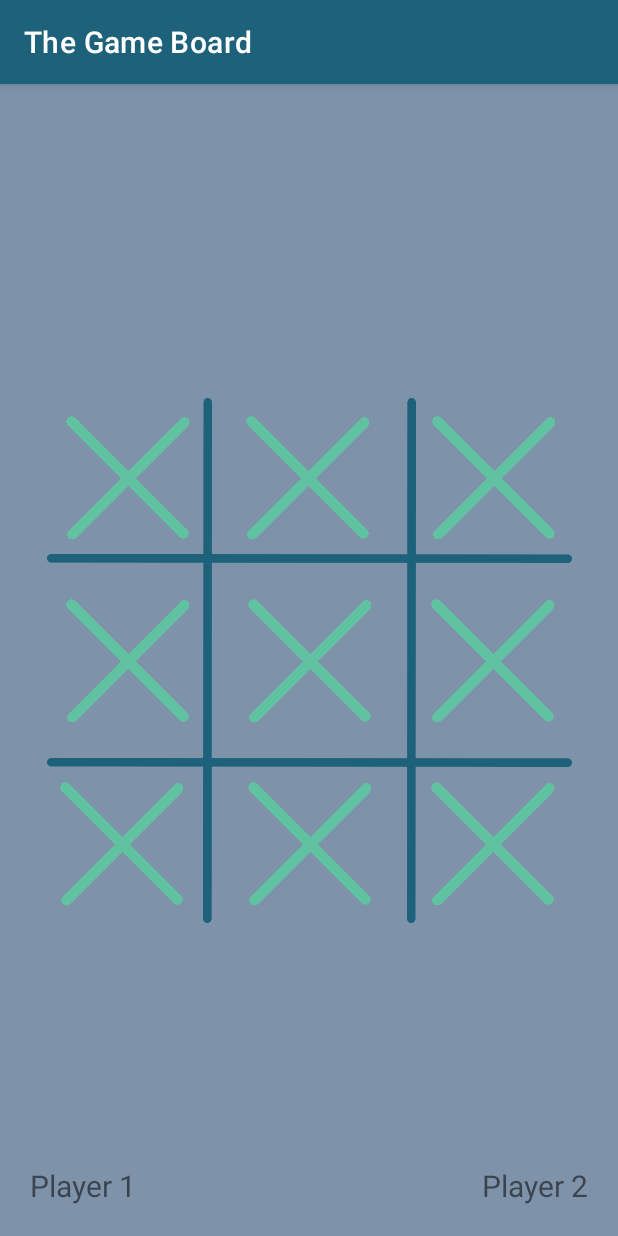
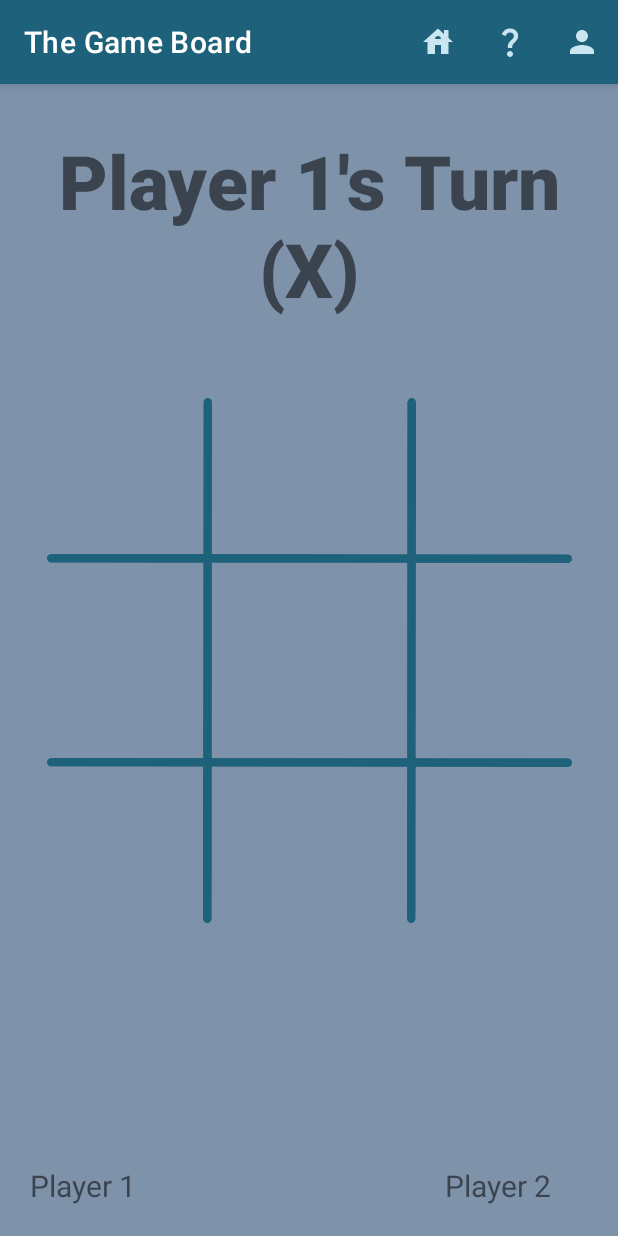
Before and after one commit to Waterfighter1/GamePortal, an Android app: the tictactoe screen opened directly, with no data from a screen before it, on a phone screen of 412 x 824 dp. Run offline under Robolectric (Android 15) with nearby library versions, the phone set to English and light mode, and no system bars.

Commit message:
Working On Menu

```diff
--- a/app/src/main/java/com/zybooks/gameportal/gameselect.java
+++ b/app/src/main/java/com/zybooks/gameportal/gameselect.java
@@ -5,12 +5,18 @@ import androidx.appcompat.app.AppCompatActivity;
 import android.content.Intent;
 import android.content.SharedPreferences;
 import android.os.Bundle;
+import android.view.Menu;
 import android.view.View;
 import android.widget.ImageView;
 import android.widget.TextView;
 import android.widget.Toast;
 
 public class gameselect extends AppCompatActivity {
+    @Override
+    public boolean onCreateOptionsMenu(Menu menu) {
+        getMenuInflater().inflate(R.menu.menu, menu);
+        return true;
+    }
 
     @Override
     protected void onCreate(Bundle savedInstanceState) {
--- a/app/src/main/java/com/zybooks/gameportal/tictactoe.java
+++ b/app/src/main/java/com/zybooks/gameportal/tictactoe.java
@@ -4,10 +4,20 @@ import androidx.appcompat.app.AppCompatActivity;
 
 import android.content.SharedPreferences;
 import android.os.Bundle;
+import android.view.Menu;
+import android.view.View;
+import android.widget.ImageView;
 import android.widget.TextView;
 import android.widget.Toast;
 
 public class tictactoe extends AppCompatActivity {
+
+    @Override
+    public boolean onCreateOptionsMenu(Menu menu) {
+        getMenuInflater().inflate(R.menu.menu, menu);
+        return true;
+    }
+
 
     @Override
     protected void onCreate(Bundle savedInstanceState) {
@@ -17,15 +27,77 @@ public class tictactoe extends AppCompatActivity {
         SharedPreferences pref = getApplicationContext().getSharedPreferences("MyPref", 0); // 0 - for private mode
         SharedPreferences.Editor editor = pref.edit();
 
-
         TextView p1Name = (android.widget.TextView) findViewById(R.id.p1_displayName);
         TextView p2Name = (TextView) findViewById(R.id.p2_displayName);
 
-        String p1 = pref.getString("p1_name", "Player 1"); // Storing string
+        TextView turn = (TextView) findViewById(R.id.turn);
+        turn.setVisibility(View.GONE);
+        turn.setText("x");
+
+        String p1 = pref.getString("p1_name", "Player 1");
         String p2 = pref.getString("p2_name", "Player 2");
+
+        TextView currentTurnDisplay = (TextView) findViewById(R.id.currentTurn);
+        currentTurnDisplay.setText(p1 + getResources().getString(R.string.player_turn) + " (X)");
 
         p1Name.setText(p1);
         p2Name.setText(p2);
 
+        ImageView[] spots = new ImageView[9];
+        int[] spots_id = new int[9];
+
+        spots[0] = (ImageView) findViewById(R.id.spot1);
+        spots[1] = (ImageView) findViewById(R.id.spot2);
+        spots[2] = (ImageView) findViewById(R.id.spot3);
+        spots[3] = (ImageView) findViewById(R.id.spot4);
+        spots[4] = (ImageView) findViewById(R.id.spot5);
+        spots[5] = (ImageView) findViewById(R.id.spot6);
+        spots[6] = (ImageView) findViewById(R.id.spot7);
+        spots[7] = (ImageView) findViewById(R.id.spot8);
+        spots[8] = (ImageView) findViewById(R.id.spot9);
+
+        for (int i = 0; i < spots.length; i++) {
+            ImageView spot = spots[i];
+
+            spots_id[i] = spot.getId();
+
+            pref.edit().remove(String.valueOf(spots_id[i])).commit();
+
+            spot.setImageResource(R.drawable.empty);
+            spot.setOnClickListener(new View.OnClickListener() {
+                @Override
+                public void onClick(View view) {
+
+                    SharedPreferences pref = getApplicationContext().getSharedPreferences("MyPref", 0); // 0 - for private mode
+                    SharedPreferences.Editor editor = pref.edit();
+
+                    if (pref.getString(String.valueOf(view.getId()), null) == null) {
+
+                        if (turn.getText() == "x") {
+                            spot.setImageResource(R.drawable.x);
+                            turn.setText("o");
+                            editor.putString(String.valueOf(view.getId()), "x");
+
+                            String p2 = pref.getString("p2_name", "Player 2");
+
+                            TextView currentTurnDisplay = (TextView) findViewById(R.id.currentTurn);
+                            currentTurnDisplay.setText(p2 + getResources().getString(R.string.player_turn) + " (O)");
+
+                        } else {
+                            spot.setImageResource(R.drawable.o);
+                            turn.setText("x");
+                            editor.putString(String.valueOf(view.getId()), "o");
+
+                            String p1 = pref.getString("p1_name", "Player 1");
+
+                            TextView currentTurnDisplay = (TextView) findViewById(R.id.currentTurn);
+                            currentTurnDisplay.setText(p1 + getResources().getString(R.string.player_turn) + " (X)");
+                        }
+
+                        editor.commit();
+                    }
+                }
+            });
+        }
     }
 }
--- /dev/null
+++ b/app/src/main/res/drawable/baseline_house_24.xml
@@ -0,0 +1,5 @@
+<vector android:height="24dp" android:tint="#CBE6F0"
+    android:viewportHeight="24" android:viewportWidth="24"
+    android:width="24dp" xmlns:android="http://schemas.android.com/apk/res/android">
+    <path android:fillColor="@android:color/white" android:pathData="M19,9.3V4h-3v2.6L12,3L2,12h3v8h5v-6h4v6h5v-8h3L19,9.3zM10,10c0,-1.1 0.9,-2 2,-2s2,0.9 2,2H10z"/>
+</vector>
--- /dev/null
+++ b/app/src/main/res/drawable/baseline_person_24.xml
@@ -0,0 +1,5 @@
+<vector android:height="24dp" android:tint="#CBE6F0"
+    android:viewportHeight="24" android:viewportWidth="24"
+    android:width="24dp" xmlns:android="http://schemas.android.com/apk/res/android">
+    <path android:fillColor="@android:color/white" android:pathData="M12,12c2.21,0 4,-1.79 4,-4s-1.79,-4 -4,-4 -4,1.79 -4,4 1.79,4 4,4zM12,14c-2.67,0 -8,1.34 -8,4v2h16v-2c0,-2.66 -5.33,-4 -8,-4z"/>
+</vector>
--- /dev/null
+++ b/app/src/main/res/drawable/baseline_question_mark_24.xml
@@ -0,0 +1,5 @@
+<vector android:height="24dp" android:tint="#CBE6F0"
+    android:viewportHeight="24" android:viewportWidth="24"
+    android:width="24dp" xmlns:android="http://schemas.android.com/apk/res/android">
+    <path android:fillColor="@android:color/white" android:pathData="M11.07,12.85c0.77,-1.39 2.25,-2.21 3.11,-3.44c0.91,-1.29 0.4,-3.7 -2.18,-3.7c-1.69,0 -2.52,1.28 -2.87,2.34L6.54,6.96C7.25,4.83 9.18,3 11.99,3c2.35,0 3.96,1.07 4.78,2.41c0.7,1.15 1.11,3.3 0.03,4.9c-1.2,1.77 -2.35,2.31 -2.97,3.45c-0.25,0.46 -0.35,0.76 -0.35,2.24h-2.89C10.58,15.22 10.46,13.95 11.07,12.85zM14,20c0,1.1 -0.9,2 -2,2s-2,-0.9 -2,-2c0,-1.1 0.9,-2 2,-2S14,18.9 14,20z"/>
+</vector>
--- a/app/src/main/res/layout/activity_tictactoe2.xml
+++ b/app/src/main/res/layout/activity_tictactoe2.xml
@@ -9,15 +9,43 @@
     tools:context=".tictactoe">
 
     <TextView
+        android:id="@+id/currentTurn"
+        android:layout_width="wrap_content"
+        android:layout_height="wrap_content"
+        android:layout_marginTop="1dp"
+        android:fontFamily="sans-serif-black"
+        android:text=""
+        android:textAlignment="center"
+        android:textSize="50dp"
+        app:layout_constraintBottom_toBottomOf="parent"
+        app:layout_constraintEnd_toEndOf="parent"
+        app:layout_constraintHorizontal_bias="0.497"
+        app:layout_constraintStart_toStartOf="parent"
+
+        app:layout_constraintTop_toTopOf="parent"
+        app:layout_constraintVertical_bias="0.046" />
+
+    <TextView
         android:id="@+id/p2_displayName"
         android:layout_width="wrap_content"
         android:layout_height="wrap_content"
-        android:layout_marginEnd="20dp"
         android:layout_marginBottom="20dp"
         android:text="TextView"
         android:textSize="20sp"
         app:layout_constraintBottom_toBottomOf="parent"
-        app:layout_constraintEnd_toEndOf="parent" />
+        app:layout_constraintEnd_toEndOf="parent"
+        app:layout_constraintStart_toEndOf="@+id/turn" />
+
+    <TextView
+        android:id="@+id/turn"
+        android:layout_width="wrap_content"
+        android:layout_height="wrap_content"
+        android:layout_marginBottom="20dp"
+        android:text="TextView"
+        android:textSize="20sp"
+        app:layout_constraintBottom_toBottomOf="parent"
+        app:layout_constraintEnd_toEndOf="parent"
+        app:layout_constraintStart_toEndOf="@+id/p1_displayName" />
 
     <TextView
         android:id="@+id/p1_displayName"
@@ -41,7 +69,7 @@
         app:srcCompat="@drawable/grid" />
 
     <ImageView
-        android:id="@+id/spot5"
+        android:id="@+id/spot6"
         android:layout_width="99dp"
         android:layout_height="106dp"
         app:layout_constraintBottom_toBottomOf="@+id/grid"
@@ -52,7 +80,7 @@
         app:srcCompat="@drawable/x" />
 
     <ImageView
-        android:id="@+id/spot11"
+        android:id="@+id/spot9"
         android:layout_width="99dp"
         android:layout_height="106dp"
         app:layout_constraintBottom_toBottomOf="@+id/grid"
@@ -64,7 +92,7 @@
         app:srcCompat="@drawable/x" />
 
     <ImageView
-        android:id="@+id/spot10"
+        android:id="@+id/spot5"
         android:layout_width="99dp"
         android:layout_height="106dp"
         app:layout_constraintBottom_toBottomOf="@+id/grid"
@@ -122,7 +150,7 @@
         android:layout_width="99dp"
         android:layout_height="106dp"
         android:layout_marginStart="120dp"
-        app:layout_constraintBottom_toTopOf="@+id/spot5"
+        app:layout_constraintBottom_toTopOf="@+id/spot6"
         app:layout_constraintStart_toStartOf="@+id/spot1"
         app:layout_constraintTop_toTopOf="@+id/grid"
         app:layout_constraintVertical_bias="0.0"
@@ -136,6 +164,6 @@
         app:layout_constraintBottom_toBottomOf="@+id/grid"
         app:layout_constraintEnd_toEndOf="@+id/grid"
         app:layout_constraintStart_toStartOf="@+id/grid"
-        app:layout_constraintTop_toBottomOf="@+id/spot5"
+        app:layout_constraintTop_toBottomOf="@+id/spot6"
         app:srcCompat="@drawable/x" />
 </androidx.constraintlayout.widget.ConstraintLayout>
--- /dev/null
+++ b/app/src/main/res/menu/menu.xml
@@ -0,0 +1,20 @@
+<?xml version="1.0" encoding="utf-8"?>
+<menu xmlns:app="http://schemas.android.com/apk/res-auto"
+    xmlns:android="http://schemas.android.com/apk/res/android">
+
+    <item android:id="@+id/home"
+        android:title="Home"
+        android:icon="@drawable/baseline_house_24"
+        app:showAsAction="ifRoom"/>
+
+    <item android:id="@+id/help"
+        android:title="Help"
+        android:icon="@drawable/baseline_question_mark_24"
+        app:showAsAction="ifRoom"/>
+
+    <item android:id="@+id/action_about"
+        android:title="People"
+        android:icon="@drawable/baseline_person_24"
+        app:showAsAction="ifRoom"/>
+
+</menu>
--- a/app/src/main/res/values/strings.xml
+++ b/app/src/main/res/values/strings.xml
@@ -7,4 +7,6 @@
     <string name='p1_p'> Player 1</string>
     <string name='p2_n'> Player 2\'s Name</string>
     <string name='p2_p'> Player 2</string>
+
+    <string name='player_turn'>\'s Turn</string>
 </resources>
```
Also changed, not shown: app/src/main/java/com/zybooks/gameportal/MainActivity.java (+9 -0 lines), app/src/main/res/layout/activity_gameselect.xml (+24 -1 lines), app/src/main/res/drawable/connect.png (added), app/src/main/res/drawable/empty.png (added), app/src/main/res/drawable/o.png (added), app/src/main/res/drawable/pong.png (added).
